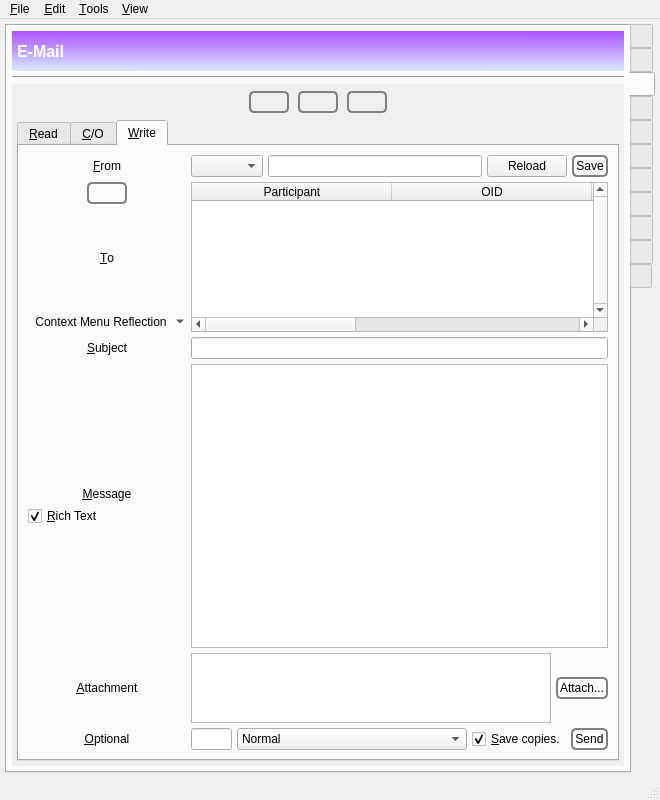
Qt form branches/trunk/GoldBug-UI/spot-on-controlcenter.ui (textbrowser/spot-on) before a commit.
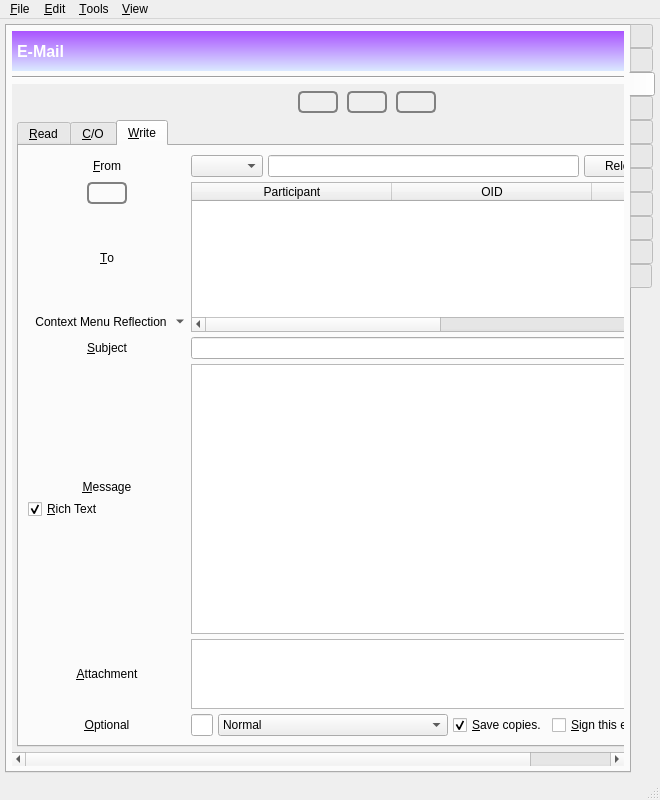
The same form after that commit. The open tabs and pages were chosen to show the change. Icons and pictures are not drawn. Custom widgets are drawn as their Qt base class.

Commit message: Added sign_this_email widget. Removed Open Library action.

```diff
--- a/branches/trunk/GoldBug-UI/spot-on-controlcenter.ui
+++ b/branches/trunk/GoldBug-UI/spot-on-controlcenter.ui
@@ -1306,8 +1306,8 @@
             <rect>
              <x>0</x>
              <y>0</y>
-             <width>580</width>
-             <height>660</height>
+             <width>743</width>
+             <height>659</height>
             </rect>
            </property>
            <layout class="QVBoxLayout" name="verticalLayout_55">
@@ -2559,6 +2559,13 @@
                       </property>
                      </widget>
                     </item>
+                    <item>
+                     <widget class="QCheckBox" name="sign_this_email">
+                      <property name="text">
+                       <string>&amp;Sign this e-mail.</string>
+                      </property>
+                     </widget>
+                    </item>
                     <item>
                      <widget class="QPushButton" name="sendMail">
                       <property name="sizePolicy">
```
Left out of the diff: 679 changed lines with no effect on the pictures.
